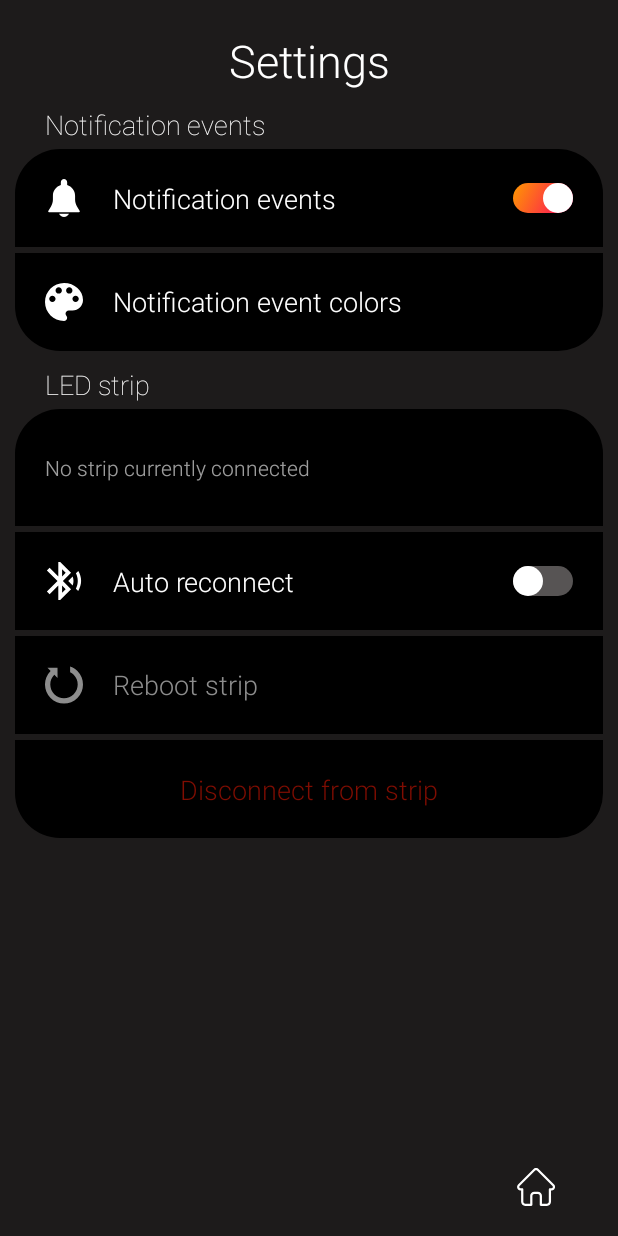
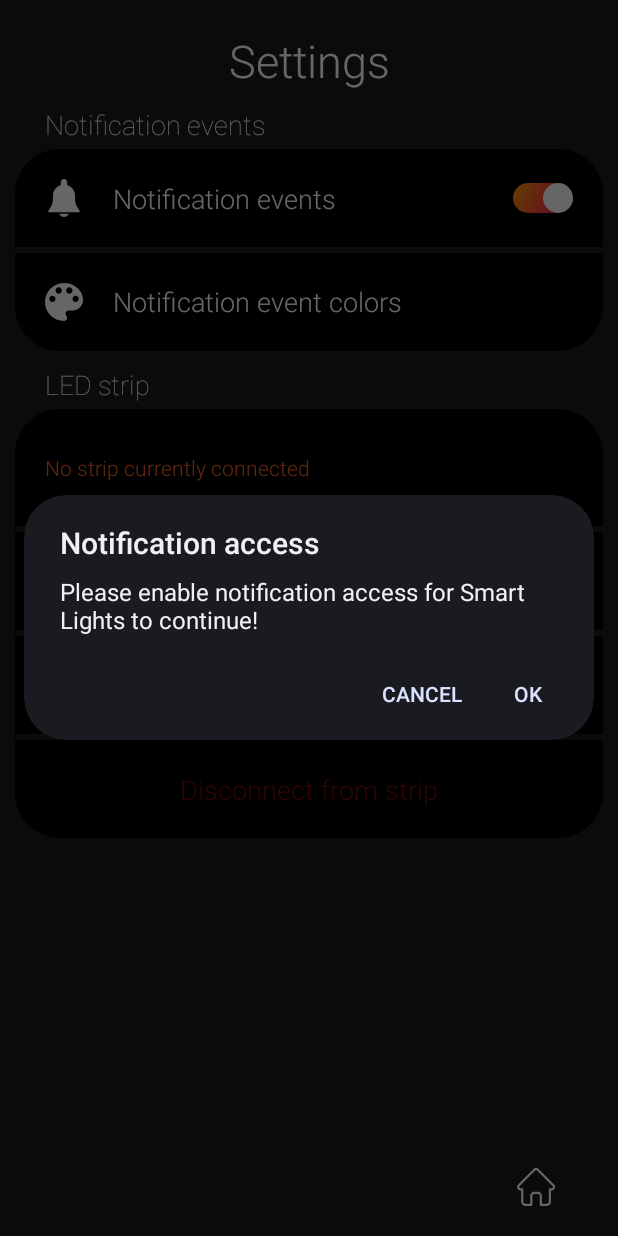
Before and after one commit to naurisgrinbergs0/smart-leds-app, an Android app: the SettingsActivity screen opened directly, with no data from a screen before it, after a tap on "Notification events", on a phone screen of 412 x 824 dp. Run offline under Robolectric (Android 15) with nearby library versions, the phone set to English and light mode, and no system bars; 1 statement that could not run was skipped.

Commit message:
|Notification service| seems like it is working, not sure if works after longer period of time when app is closed

```diff
--- a/app/src/main/AndroidManifest.xml
+++ b/app/src/main/AndroidManifest.xml
@@ -20,7 +20,11 @@
 
         <service
             android:name=".services.ForegroundService"
-            android:label="FG Service"
+            android:label="FG Service">
+        </service>
+        <service
+            android:name=".services.NotificationService"
+            android:label="Notification Service"
             android:permission="android.permission.BIND_NOTIFICATION_LISTENER_SERVICE">
             <intent-filter>
                 <action android:name="android.service.notification.NotificationListenerService" />
--- a/app/src/main/java/com/example/bt/activities/SettingsActivity.java
+++ b/app/src/main/java/com/example/bt/activities/SettingsActivity.java
@@ -2,12 +2,20 @@ package com.example.bt.activities;
 
 import androidx.annotation.RequiresApi;
 import androidx.appcompat.app.AppCompatActivity;
+import androidx.core.app.NotificationManagerCompat;
 
+import android.app.AlertDialog;
 import android.bluetooth.BluetoothDevice;
+import android.content.ComponentName;
+import android.content.Context;
+import android.content.DialogInterface;
 import android.content.Intent;
+import android.content.ServiceConnection;
 import android.os.AsyncTask;
 import android.os.Build;
 import android.os.Bundle;
+import android.os.IBinder;
+import android.provider.Settings;
 import android.util.Log;
 import android.view.View;
 import android.widget.Switch;
@@ -16,8 +24,11 @@ import android.widget.Toast;
 
 import com.example.bt.MemoryConnector;
 import com.example.bt.R;
+import com.example.bt.SharedServices;
 import com.example.bt.services.Bluetooth;
 import com.example.bt.services.ForegroundService;
+import com.example.bt.services.NotificationCreator;
+import com.example.bt.services.NotificationService;
 
 import org.json.JSONException;
 import org.json.JSONObject;
@@ -67,16 +78,16 @@ public class SettingsActivity extends ActivityHelper {
             public void onClick(View v) {
                 Switch sw = v.findViewById(R.id.itemNotifEventsSwitch);
                 sw.toggle();
-                MemoryConnector.setBool(SettingsActivity.this, getString(R.string.var_notif_events), sw.isChecked());
-
-                Intent i = new Intent("android.settings.ACTION_NOTIFICATION_LISTENER_SETTINGS");
-                startActivity(i);
-
-                itemNotifEvents.setEnabled(sw.isChecked());
-                itemNotifEvents.findViewById(R.id.itemNotifEventsText).setEnabled(sw.isChecked());
-                itemNotifEvents.findViewById(R.id.itemNotifEventsPaletteIcon).setEnabled(sw.isChecked());
+                notificationEventsEnable(sw);
             }
         });
+        itemNotifEventsEnable.findViewById(R.id.itemNotifEventsSwitch).setOnClickListener(new View.OnClickListener() {
+            @Override
+            public void onClick(View v) {
+                notificationEventsEnable((Switch) v);
+            }
+        });
+
 
         itemNotifEvents.setOnClickListener(new View.OnClickListener() {
             @Override
@@ -94,6 +105,12 @@ public class SettingsActivity extends ActivityHelper {
                 Switch sw = v.findViewById(R.id.itemAutoReconnectSwitch);
                 sw.toggle();
                 MemoryConnector.setBool(SettingsActivity.this, getString(R.string.var_auto_reconnect), sw.isChecked());
+            }
+        });
+        itemAutoReconnect.findViewById(R.id.itemAutoReconnectSwitch).setOnClickListener(new View.OnClickListener() {
+            @Override
+            public void onClick(View v) {
+                MemoryConnector.setBool(SettingsActivity.this, getString(R.string.var_auto_reconnect), ((Switch)v).isChecked());
             }
         });
 
@@ -267,4 +284,31 @@ public class SettingsActivity extends ActivityHelper {
             }
         }
     }
+
+    private void notificationEventsEnable(Switch sw){
+        if(!NotificationService.LISTENER_CONNECTED){
+            new AlertDialog.Builder(this, AlertDialog.THEME_DEVICE_DEFAULT_DARK)
+                    .setTitle("Notification access")
+                    .setMessage("Please enable notification access for Smart Lights to continue!")
+                    .setPositiveButton("Ok", new DialogInterface.OnClickListener() {
+                        @Override
+                        public void onClick(DialogInterface dialogInterface, int i) {
+                            dialogInterface.cancel();
+                            Intent intent = new Intent("android.settings.ACTION_NOTIFICATION_LISTENER_SETTINGS");
+                            startActivity(intent);
+                        }
+                    })
+                    .setNegativeButton("Cancel", new DialogInterface.OnClickListener() {
+                        @Override
+                        public void onClick(DialogInterface dialogInterface, int i) {
+                            dialogInterface.cancel();
+                        }
+                    })
+                    .show();
+        }
+        MemoryConnector.setBool(SettingsActivity.this, getString(R.string.var_notif_events), sw.isChecked());
+        itemNotifEvents.setEnabled(sw.isChecked());
+        itemNotifEvents.findViewById(R.id.itemNotifEventsText).setEnabled(sw.isChecked());
+        itemNotifEvents.findViewById(R.id.itemNotifEventsPaletteIcon).setEnabled(sw.isChecked());
+    }
 }
--- a/app/src/main/res/layout/activity_settings.xml
+++ b/app/src/main/res/layout/activity_settings.xml
@@ -179,7 +179,7 @@
                             android:layout_marginBottom="10dp"
                             android:fontFamily="sans-serif-light"
                             android:text="@string/time_connected"
-                            android:textColor="@color/faded"
+                            android:textColor="@color/orange_charm"
                             android:textSize="14sp"
                             app:layout_constraintBottom_toBottomOf="parent"
                             app:layout_constraintStart_toStartOf="parent"
@@ -192,7 +192,7 @@
                             android:layout_marginLeft="20dp"
                             android:fontFamily="sans-serif-light"
                             android:text="@string/mac_address"
-                            android:textColor="@color/faded"
+                            android:textColor="@color/orange_charm"
                             android:textSize="14sp"
                             app:layout_constraintStart_toStartOf="parent"
                             app:layout_constraintTop_toBottomOf="@+id/itemStripInfoConnectedStripText" />
@@ -205,7 +205,7 @@
                             android:layout_marginTop="10dp"
                             android:fontFamily="sans-serif-light"
                             android:text="@string/connected_to"
-                            android:textColor="@color/faded"
+                            android:textColor="@color/orange_charm"
                             android:textSize="14sp"
                             app:layout_constraintStart_toStartOf="parent"
                             app:layout_constraintTop_toTopOf="parent" />
```
Also changed, not shown: app/src/main/java/com/example/bt/services/ForegroundService.java (+7 -66 lines), app/src/main/java/com/example/bt/services/NotificationCreator.java (added, +62 -0 lines), app/src/main/java/com/example/bt/services/NotificationService.java (added, +69 -0 lines).
